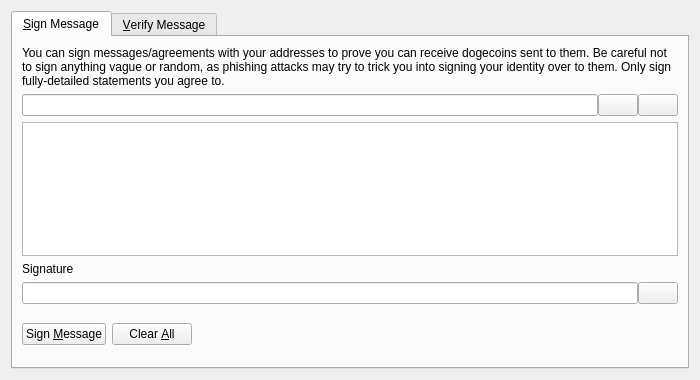
Before: the Qt Designer form src/qt/forms/signverifymessagedialog.ui in AntoBoto/PoEM, drawn with Qt 5.
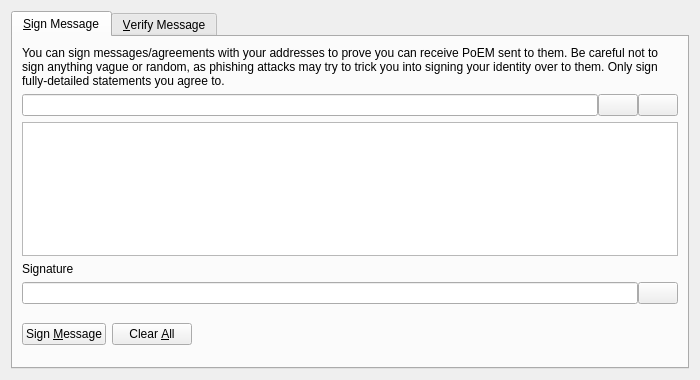
After: the same form once the commit is applied. Icons and pictures are not drawn. Custom widgets are drawn as their Qt base class.

The edit to the form file:
```diff
--- a/src/qt/forms/signverifymessagedialog.ui
+++ b/src/qt/forms/signverifymessagedialog.ui
@@ -30,7 +30,7 @@
        <item>
         <widget class="QLabel" name="infoLabel_SM">
          <property name="text">
-          <string>You can sign messages/agreements with your addresses to prove you can receive dogecoins sent to them. Be careful not to sign anything vague or random, as phishing attacks may try to trick you into signing your identity over to them. Only sign fully-detailed statements you agree to.</string>
+          <string>You can sign messages/agreements with your addresses to prove you can receive PoEM sent to them. Be careful not to sign anything vague or random, as phishing attacks may try to trick you into signing your identity over to them. Only sign fully-detailed statements you agree to.</string>
          </property>
          <property name="textFormat">
           <enum>Qt::PlainText</enum>
```
